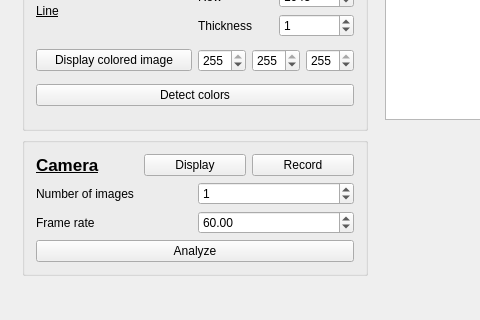
Before: the Qt Designer form form/MainWindow.ui in KitwareMedical/AnatomicAugmentedRealityProjector, drawn with Qt 5; both pictures show x 0 to 480 and y 176 to 496 of the 741 by 496 pixel window.
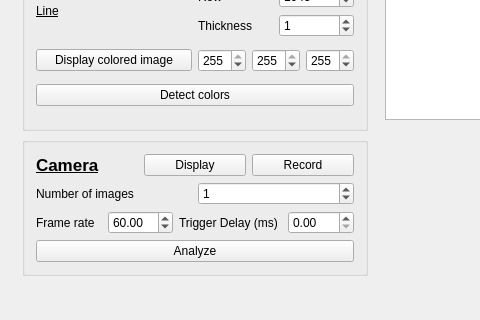
After: the same form once the commit is applied.

Commit message: ENH: Add delay based angles - doesn't work yet

```diff
--- a/form/MainWindow.ui
+++ b/form/MainWindow.ui
@@ -401,6 +401,23 @@
               </property>
              </widget>
             </item>
+             <item>
+               <widget class="QLabel" name="label_td">
+                 <property name="text">
+                   <string>Trigger Delay (ms) </string>
+                 </property>
+               </widget>
+             </item>
+             <item>
+               <widget class="QDoubleSpinBox" name="trigger_delay">
+                 <property name="maximum">
+                   <double>16</double>
+                 </property>
+                 <property name="value">
+                   <double>0.0</double>
+                 </property>
+               </widget>
+             </item>
            </layout>
           </item>
           <item>
```
The commit also changes 4 other files.
